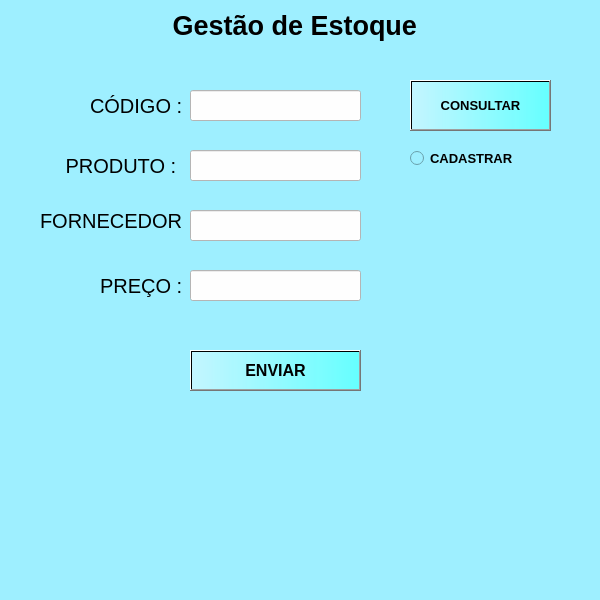
Old version of the form interface.ui in the repository Dani3l03/Python-Banco.
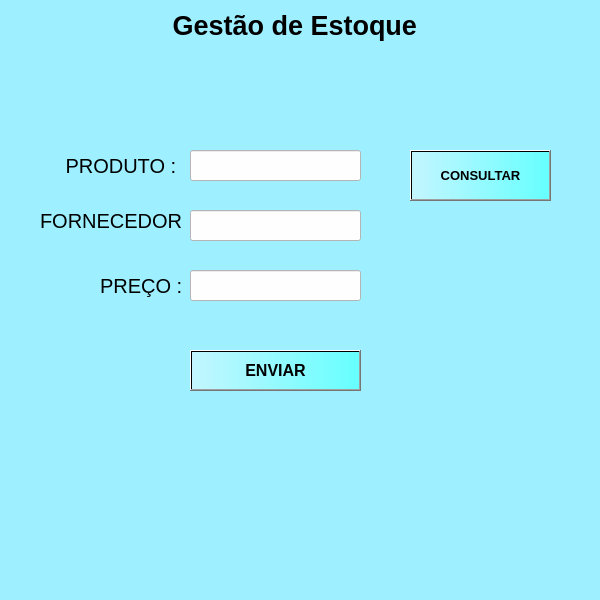
New version of the form.

Patch:
```diff
--- a/interface.ui
+++ b/interface.ui
@@ -134,26 +134,6 @@
      <string notr="true">background-color: rgb(254, 254, 254);</string>
     </property>
    </widget>
-   <widget class="QRadioButton" name="radioButton">
-    <property name="geometry">
-     <rect>
-      <x>410</x>
-      <y>150</y>
-      <width>111</width>
-      <height>17</height>
-     </rect>
-    </property>
-    <property name="font">
-     <font>
-      <pointsize>10</pointsize>
-      <weight>75</weight>
-      <bold>true</bold>
-     </font>
-    </property>
-    <property name="text">
-     <string>CADASTRAR</string>
-    </property>
-   </widget>
    <widget class="QPushButton" name="pushButton">
     <property name="geometry">
      <rect>
@@ -182,7 +162,7 @@
     <property name="geometry">
      <rect>
       <x>410</x>
-      <y>80</y>
+      <y>150</y>
       <width>141</width>
       <height>51</height>
      </rect>
@@ -202,37 +182,6 @@
      <string>CONSULTAR</string>
     </property>
    </widget>
-   <widget class="QLabel" name="label_5">
-    <property name="geometry">
-     <rect>
-      <x>90</x>
-      <y>90</y>
-      <width>91</width>
-      <height>31</height>
-     </rect>
-    </property>
-    <property name="font">
-     <font>
-      <pointsize>15</pointsize>
-     </font>
-    </property>
-    <property name="text">
-     <string>CÓDIGO :</string>
-    </property>
-   </widget>
-   <widget class="QLineEdit" name="lineEdit_4">
-    <property name="geometry">
-     <rect>
-      <x>190</x>
-      <y>90</y>
-      <width>171</width>
-      <height>31</height>
-     </rect>
-    </property>
-    <property name="styleSheet">
-     <string notr="true">background-color: rgb(254, 254, 254);</string>
-    </property>
-   </widget>
   </widget>
   <widget class="QMenuBar" name="menubar">
    <property name="geometry">
```
